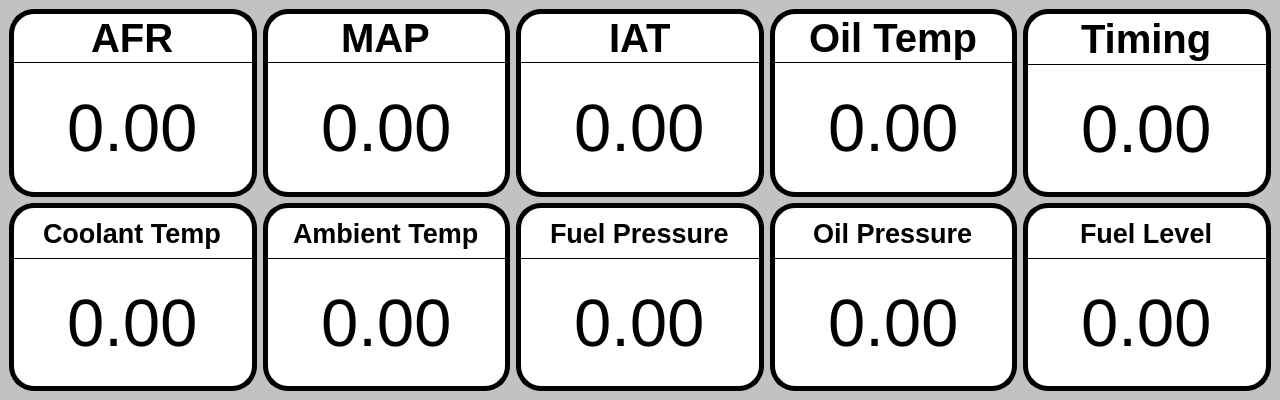
This is Dashboard_GUI/guages.ui in nathanygould/OBD2_Digital_Dashboard as Qt 5 draws it before an edit. The edited form follows.
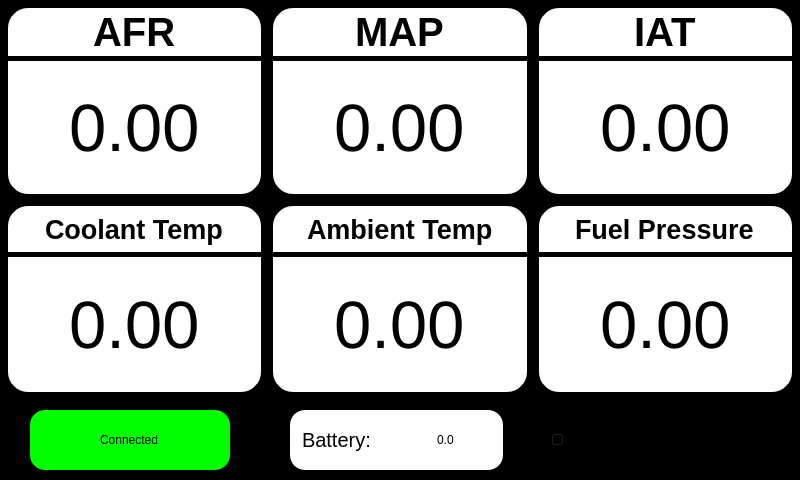
This is the edited form.

```diff
--- a/Dashboard_GUI/guages.ui
+++ b/Dashboard_GUI/guages.ui
@@ -6,21 +6,45 @@
    <rect>
     <x>0</x>
     <y>0</y>
-    <width>1280</width>
-    <height>400</height>
+    <width>800</width>
+    <height>480</height>
    </rect>
   </property>
   <property name="windowTitle">
    <string>Guages</string>
   </property>
   <property name="styleSheet">
-   <string notr="true">background-color: rgb(194, 194, 194);</string>
+   <string notr="true">background-color: rgb(0, 0, 0);</string>
   </property>
   <widget class="QWidget" name="centralwidget">
    <property name="styleSheet">
     <string notr="true"/>
    </property>
+   <widget class="QWidget" name="Guages_2" native="true">
+    <property name="geometry">
+     <rect>
+      <x>0</x>
+      <y>0</y>
+      <width>800</width>
+      <height>400</height>
+     </rect>
+    </property>
    <layout class="QGridLayout" name="gridLayout">
+     <property name="leftMargin">
+      <number>3</number>
+     </property>
+     <property name="topMargin">
+      <number>3</number>
+     </property>
+     <property name="rightMargin">
+      <number>3</number>
+     </property>
+     <property name="bottomMargin">
+      <number>3</number>
+     </property>
+     <property name="spacing">
+      <number>2</number>
+     </property>
     <item row="0" column="0">
      <layout class="QVBoxLayout" name="Data_Group_11">
       <property name="spacing">
@@ -38,7 +62,7 @@
          </font>
         </property>
         <property name="styleSheet">
-         <string notr="true">border: 5px solid black; border-top-left-radius: 25px; border-top-right-radius: 25px; border-bottom: 1px solid black;
+          <string notr="true">border: 5px solid black; border-top-left-radius: 25px; border-top-right-radius: 25px; border-bottom: 5px solid black;
 background-color: white;</string>
         </property>
         <property name="text">
@@ -102,7 +126,7 @@
          </font>
         </property>
         <property name="styleSheet">
-         <string notr="true">border: 5px solid black; border-top-left-radius: 25px; border-top-right-radius: 25px; border-bottom: 1px solid black;
+          <string notr="true">border: 5px solid black; border-top-left-radius: 25px; border-top-right-radius: 25px; border-bottom: 5px solid black;
 background-color: white;</string>
         </property>
         <property name="text">
@@ -166,7 +190,7 @@
          </font>
         </property>
         <property name="styleSheet">
-         <string notr="true">border: 5px solid black; border-top-left-radius: 25px; border-top-right-radius: 25px; border-bottom: 1px solid black;
+          <string notr="true">border: 5px solid black; border-top-left-radius: 25px; border-top-right-radius: 25px; border-bottom: 5px solid black;
 background-color: white;</string>
         </property>
         <property name="text">
@@ -213,140 +237,6 @@
       </item>
      </layout>
     </item>
-    <item row="0" column="3">
-     <layout class="QVBoxLayout" name="Data_Group_41">
-      <property name="spacing">
-       <number>0</number>
-      </property>
-      <item>
-       <widget class="QLineEdit" name="Data_Label_41">
-        <property name="font">
-         <font>
-          <pointsize>30</pointsize>
-          <weight>75</weight>
-          <bold>true</bold>
-          <underline>false</underline>
-          <kerning>true</kerning>
-         </font>
-        </property>
-        <property name="styleSheet">
-         <string notr="true">border: 5px solid black; border-top-left-radius: 25px; border-top-right-radius: 25px; border-bottom: 1px solid black;
-background-color: white;</string>
-        </property>
-        <property name="text">
-         <string>Oil Temp</string>
-        </property>
-        <property name="alignment">
-         <set>Qt::AlignCenter</set>
-        </property>
-       </widget>
-      </item>
-      <item>
-       <widget class="QDoubleSpinBox" name="Data_Value_41">
-        <property name="enabled">
-         <bool>true</bool>
-        </property>
-        <property name="sizePolicy">
-         <sizepolicy hsizetype="Minimum" vsizetype="Minimum">
-          <horstretch>0</horstretch>
-          <verstretch>0</verstretch>
-         </sizepolicy>
-        </property>
-        <property name="font">
-         <font>
-          <pointsize>50</pointsize>
-         </font>
-        </property>
-        <property name="layoutDirection">
-         <enum>Qt::LeftToRight</enum>
-        </property>
-        <property name="styleSheet">
-         <string notr="true">border: 5px solid black; border-bottom-right-radius:25px; border-bottom-left-radius: 25px; border-top: 0px;
-background-color: white;</string>
-        </property>
-        <property name="frame">
-         <bool>false</bool>
-        </property>
-        <property name="alignment">
-         <set>Qt::AlignCenter</set>
-        </property>
-        <property name="buttonSymbols">
-         <enum>QAbstractSpinBox::NoButtons</enum>
-        </property>
-       </widget>
-      </item>
-     </layout>
-    </item>
-    <item row="0" column="4">
-     <layout class="QVBoxLayout" name="Data_Group_51">
-      <property name="spacing">
-       <number>0</number>
-      </property>
-      <item>
-       <widget class="QLineEdit" name="Data_Label_51">
-        <property name="maximumSize">
-         <size>
-          <width>16777215</width>
-          <height>56</height>
-         </size>
-        </property>
-        <property name="font">
-         <font>
-          <pointsize>30</pointsize>
-          <weight>75</weight>
-          <bold>true</bold>
-          <underline>false</underline>
-          <kerning>true</kerning>
-         </font>
-        </property>
-        <property name="styleSheet">
-         <string notr="true">border: 5px solid black; border-top-left-radius: 25px; border-top-right-radius: 25px; border-bottom: 1px solid black;
-background-color: white;</string>
-        </property>
-        <property name="text">
-         <string>Timing</string>
-        </property>
-        <property name="alignment">
-         <set>Qt::AlignCenter</set>
-        </property>
-       </widget>
-      </item>
-      <item>
-       <widget class="QDoubleSpinBox" name="Data_Value_51">
-        <property name="enabled">
-         <bool>true</bool>
-        </property>
-        <property name="sizePolicy">
-         <sizepolicy hsizetype="Minimum" vsizetype="Minimum">
-          <horstretch>0</horstretch>
-          <verstretch>0</verstretch>
-         </sizepolicy>
-        </property>
-        <property name="font">
-         <font>
-          <pointsize>50</pointsize>
-         </font>
-        </property>
-        <property name="layoutDirection">
-         <enum>Qt::LeftToRight</enum>
-        </property>
-        <property name="styleSheet">
-         <string notr="true">border: 5px solid black; border-bottom-right-radius:25px; border-bottom-left-radius: 25px; border-top: 0px;
-background-color: white;</string>
-        </property>
-        <property name="frame">
-         <bool>false</bool>
-        </property>
-        <property name="alignment">
-         <set>Qt::AlignCenter</set>
-        </property>
-        <property name="buttonSymbols">
-         <enum>QAbstractSpinBox::NoButtons</enum>
-        </property>
-       </widget>
-      </item>
-     </layout>
-    </item>
     <item row="1" column="0">
      <layout class="QVBoxLayout" name="Data_Group_12">
       <property name="spacing">
@@ -370,7 +260,7 @@
          </font>
         </property>
         <property name="styleSheet">
-         <string notr="true">border: 5px solid black; border-top-left-radius: 25px; border-top-right-radius: 25px; border-bottom: 1px solid black;
+          <string notr="true">border: 5px solid black; border-top-left-radius: 25px; border-top-right-radius: 25px; border-bottom: 5px solid black;
 background-color: white;</string>
         </property>
         <property name="text">
@@ -440,7 +330,7 @@
          </font>
         </property>
         <property name="styleSheet">
-         <string notr="true">border: 5px solid black; border-top-left-radius: 25px; border-top-right-radius: 25px; border-bottom: 1px solid black;
+          <string notr="true">border: 5px solid black; border-top-left-radius: 25px; border-top-right-radius: 25px; border-bottom: 5px solid black;
 background-color: white;</string>
         </property>
         <property name="text">
@@ -510,7 +400,7 @@
          </font>
         </property>
         <property name="styleSheet">
-         <string notr="true">border: 5px solid black; border-top-left-radius: 25px; border-top-right-radius: 25px; border-bottom: 1px solid black;
+          <string notr="true">border: 5px solid black; border-top-left-radius: 25px; border-top-right-radius: 25px; border-bottom: 5px solid black;
 background-color: white;</string>
         </property>
         <property name="text">
@@ -557,147 +447,125 @@
       </item>
      </layout>
     </item>
-    <item row="1" column="3">
-     <layout class="QVBoxLayout" name="Data_Group_42">
-      <property name="spacing">
-       <number>0</number>
-      </property>
-      <item>
-       <widget class="QLineEdit" name="Data_Label_42">
-        <property name="maximumSize">
-         <size>
-          <width>16777215</width>
-          <height>56</height>
-         </size>
-        </property>
-        <property name="font">
-         <font>
-          <pointsize>20</pointsize>
-          <weight>75</weight>
-          <bold>true</bold>
-          <underline>false</underline>
-          <kerning>true</kerning>
-         </font>
-        </property>
+    </layout>
+   </widget>
+   <widget class="QWidget" name="StatusBar" native="true">
+    <property name="geometry">
+     <rect>
+      <x>0</x>
+      <y>400</y>
+      <width>800</width>
+      <height>80</height>
+     </rect>
+    </property>
+    <widget class="QLineEdit" name="Connection_Status">
+     <property name="geometry">
+      <rect>
+       <x>30</x>
+       <y>10</y>
+       <width>200</width>
+       <height>60</height>
+      </rect>
+     </property>
         <property name="styleSheet">
-         <string notr="true">border: 5px solid black; border-top-left-radius: 25px; border-top-right-radius: 25px; border-bottom: 1px solid black;
-background-color: white;</string>
+      <string notr="true">background-color: lime;
+color: black;
+font: 15pt &quot;MS Shell Dlg 2&quot;;
+border-radius: 15px;</string>
         </property>
         <property name="text">
-         <string>Oil Pressure</string>
+      <string>Connected</string>
         </property>
         <property name="alignment">
          <set>Qt::AlignCenter</set>
         </property>
        </widget>
-      </item>
-      <item>
-       <widget class="QDoubleSpinBox" name="Data_Value_42">
-        <property name="enabled">
-         <bool>true</bool>
-        </property>
-        <property name="sizePolicy">
-         <sizepolicy hsizetype="Minimum" vsizetype="Minimum">
-          <horstretch>0</horstretch>
-          <verstretch>0</verstretch>
-         </sizepolicy>
-        </property>
+    <widget class="QLineEdit" name="Battery_Label">
+     <property name="geometry">
+      <rect>
+       <x>290</x>
+       <y>10</y>
+       <width>100</width>
+       <height>60</height>
+      </rect>
+     </property>
         <property name="font">
          <font>
-          <pointsize>50</pointsize>
+       <family>MS Shell Dlg 2</family>
+       <pointsize>15</pointsize>
+       <weight>50</weight>
+       <italic>false</italic>
+       <bold>false</bold>
+       <kerning>false</kerning>
          </font>
         </property>
         <property name="layoutDirection">
          <enum>Qt::LeftToRight</enum>
         </property>
         <property name="styleSheet">
-         <string notr="true">border: 5px solid black; border-bottom-right-radius:25px; border-bottom-left-radius: 25px; border-top: 0px;
-background-color: white;</string>
-        </property>
-        <property name="frame">
-         <bool>false</bool>
-        </property>
+      <string notr="true">background-color: white;
+color: black;
+font: 15pt &quot;MS Shell Dlg 2&quot;;
+border: 2px solid white;
+border-radius: 15px;
+border-top-right-radius: 0px; border-bottom-right-radius: 0px;</string>
+     </property>
+     <property name="text">
+      <string>Battery: </string>
+     </property>
+     <property name="cursorPosition">
+      <number>0</number>
+     </property>
         <property name="alignment">
          <set>Qt::AlignCenter</set>
         </property>
-        <property name="buttonSymbols">
-         <enum>QAbstractSpinBox::NoButtons</enum>
-        </property>
-       </widget>
-      </item>
-     </layout>
-    </item>
-    <item row="1" column="4">
-     <layout class="QVBoxLayout" name="Data_Group_52">
-      <property name="spacing">
-       <number>0</number>
-      </property>
-      <item>
-       <widget class="QLineEdit" name="Data_Label_52">
-        <property name="maximumSize">
-         <size>
-          <width>16777215</width>
-          <height>56</height>
-         </size>
-        </property>
-        <property name="font">
-         <font>
-          <pointsize>20</pointsize>
-          <weight>75</weight>
-          <bold>true</bold>
-          <underline>false</underline>
-          <kerning>true</kerning>
-         </font>
-        </property>
+    </widget>
+    <widget class="QDoubleSpinBox" name="Battery">
+     <property name="geometry">
+      <rect>
+       <x>390</x>
+       <y>10</y>
+       <width>113</width>
+       <height>60</height>
+      </rect>
+     </property>
         <property name="styleSheet">
-         <string notr="true">border: 5px solid black; border-top-left-radius: 25px; border-top-right-radius: 25px; border-bottom: 1px solid black;
-background-color: white;</string>
-        </property>
-        <property name="text">
-         <string>Fuel Level</string>
-        </property>
+      <string notr="true">background-color: white;
+color: black;
+font: 20pt &quot;MS Shell Dlg 2&quot;;
+border-radius: 15px;
+border-top-left-radius: 0px; border-bottom-left-radius: 0px;</string>
+     </property>
         <property name="alignment">
          <set>Qt::AlignCenter</set>
         </property>
-       </widget>
-      </item>
-      <item>
-       <widget class="QDoubleSpinBox" name="Data_Value_52">
-        <property name="enabled">
-         <bool>true</bool>
-        </property>
-        <property name="sizePolicy">
-         <sizepolicy hsizetype="Minimum" vsizetype="Minimum">
-          <horstretch>0</horstretch>
-          <verstretch>0</verstretch>
-         </sizepolicy>
-        </property>
-        <property name="font">
-         <font>
-          <pointsize>50</pointsize>
-         </font>
-        </property>
-        <property name="layoutDirection">
-         <enum>Qt::LeftToRight</enum>
-        </property>
-        <property name="styleSheet">
-         <string notr="true">border: 5px solid black; border-bottom-right-radius:25px; border-bottom-left-radius: 25px; border-top: 0px;
-background-color: white;</string>
-        </property>
-        <property name="frame">
-         <bool>false</bool>
-        </property>
-        <property name="alignment">
-         <set>Qt::AlignCenter</set>
-        </property>
-        <property name="buttonSymbols">
-         <enum>QAbstractSpinBox::NoButtons</enum>
-        </property>
-       </widget>
-      </item>
-     </layout>
-    </item>
-   </layout>
+     <property name="buttonSymbols">
+      <enum>QAbstractSpinBox::NoButtons</enum>
+     </property>
+     <property name="decimals">
+      <number>1</number>
+     </property>
+    </widget>
+    <widget class="QSlider" name="Brightness_Slider">
+     <property name="geometry">
+      <rect>
+       <x>550</x>
+       <y>10</y>
+       <width>225</width>
+       <height>60</height>
+      </rect>
+     </property>
+     <property name="maximum">
+      <number>100</number>
+     </property>
+     <property name="orientation">
+      <enum>Qt::Horizontal</enum>
+     </property>
+     <property name="tickPosition">
+      <enum>QSlider::NoTicks</enum>
+     </property>
+    </widget>
+   </widget>
   </widget>
  </widget>
  <resources/>
```
Lines whose indentation alone changed are shown as unchanged.
